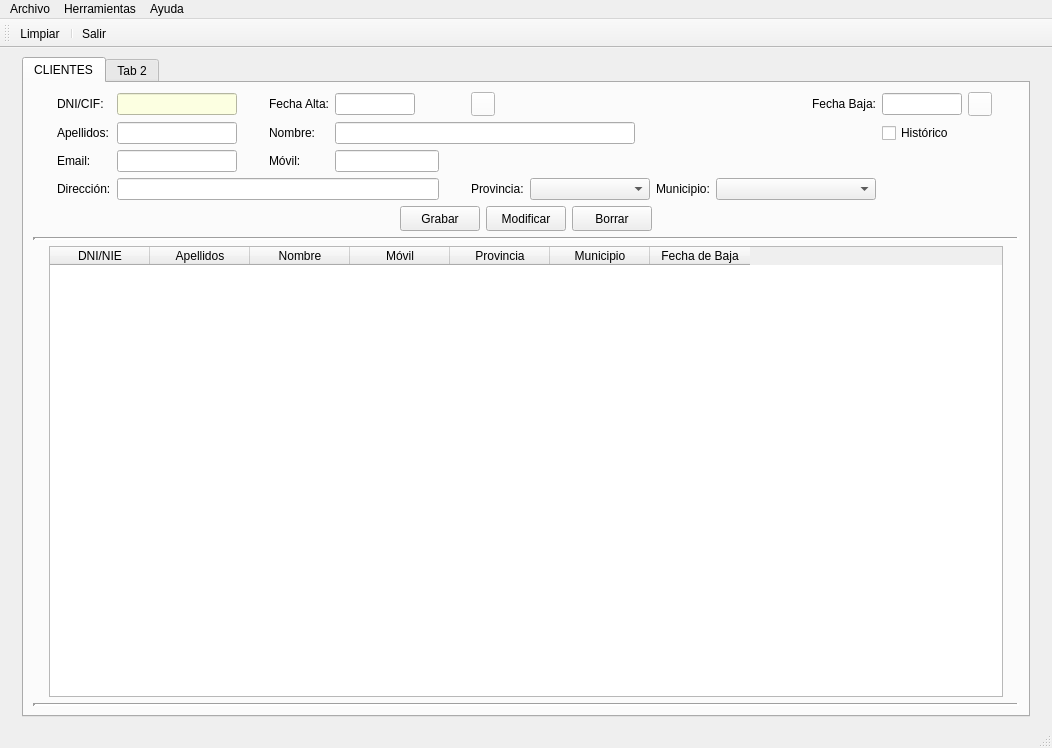
Qt form templates/venPrincipal.ui (BuaTeijeiro/ProyectoDI) before a commit.
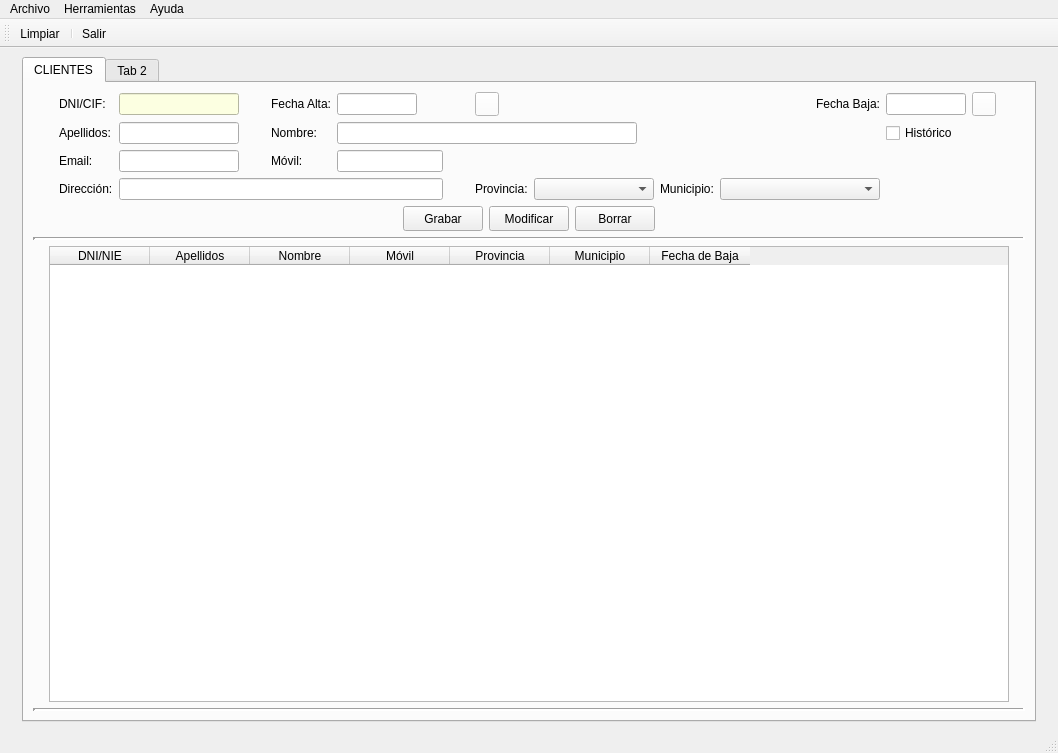
The same form after that commit. Icons and pictures are not drawn.

Patch:
```diff
--- a/templates/venPrincipal.ui
+++ b/templates/venPrincipal.ui
@@ -6,8 +6,8 @@
    <rect>
     <x>0</x>
     <y>0</y>
-    <width>1052</width>
-    <height>721</height>
+    <width>1058</width>
+    <height>753</height>
    </rect>
   </property>
   <property name="windowTitle">
@@ -780,7 +780,7 @@
     <rect>
      <x>0</x>
      <y>0</y>
-     <width>1052</width>
+     <width>1058</width>
      <height>21</height>
     </rect>
    </property>
```
Left out of the diff: 11 changed lines with no effect on the pictures.
